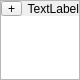
Before: the Qt Designer form Programm/Einsatzplaner/calendarday.ui in philjosch/Einsatzplaner, drawn with Qt 5.
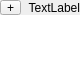
After: the same form once the commit is applied.

What changed in the file:
```diff
--- a/Programm/Einsatzplaner/calendarday.ui
+++ b/Programm/Einsatzplaner/calendarday.ui
@@ -20,13 +20,10 @@
    <string>Frame</string>
   </property>
   <property name="frameShape">
-   <enum>QFrame::StyledPanel</enum>
+   <enum>QFrame::Shape::NoFrame</enum>
   </property>
   <property name="frameShadow">
-   <enum>QFrame::Plain</enum>
-  </property>
-  <property name="lineWidth">
-   <number>1</number>
+   <enum>QFrame::Shadow::Plain</enum>
   </property>
   <layout class="QGridLayout" name="gridLayout" rowstretch="0,1" columnstretch="0,1">
    <property name="leftMargin">
@@ -58,6 +55,9 @@
        <height>15</height>
       </size>
      </property>
+     <property name="autoFillBackground">
+      <bool>true</bool>
+     </property>
      <property name="lineWidth">
       <number>0</number>
      </property>
@@ -117,6 +117,9 @@
      <property name="whatsThis">
       <string>Arbeitseinsatz hinzufügen</string>
      </property>
+     <property name="autoFillBackground">
+      <bool>true</bool>
+     </property>
      <property name="text">
       <string notr="true">+</string>
      </property>
```
Left out of the diff: 8 changed lines with no effect on the pictures.
